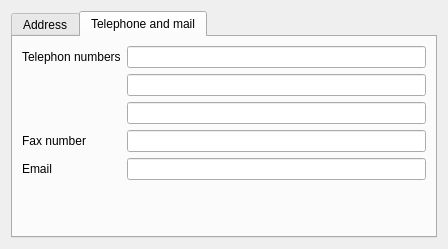
This is plugins/usermanagerplugin/widgets/userwizardcontactwidget.ui in FreeHealth/freehealth as Qt 5 draws it before an edit. The edited form follows.
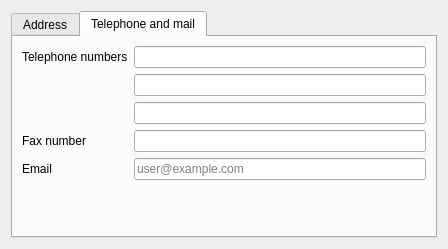
This is the edited form. Custom widgets are drawn as their Qt base class.

Commit message: named labels, buddies

```diff
--- a/plugins/usermanagerplugin/widgets/userwizardcontactwidget.ui
+++ b/plugins/usermanagerplugin/widgets/userwizardcontactwidget.ui
@@ -13,8 +13,8 @@
   <property name="windowTitle">
    <string>Form</string>
   </property>
-  <layout class="QGridLayout" name="gridLayout">
-   <item row="0" column="0">
+  <layout class="QVBoxLayout" name="verticalLayout">
+   <item>
     <widget class="QTabWidget" name="tabWidget">
      <property name="currentIndex">
       <number>1</number>
@@ -71,10 +71,16 @@
        <string>Telephone and mail</string>
       </attribute>
       <layout class="QFormLayout" name="formLayout_2">
+       <property name="fieldGrowthPolicy">
+        <enum>QFormLayout::AllNonFixedFieldsGrow</enum>
+       </property>
        <item row="0" column="0">
         <widget class="QLabel" name="label_5">
          <property name="text">
-          <string>Telephon numbers</string>
+          <string>Telephone numbers</string>
+         </property>
+         <property name="buddy">
+          <cstring>tel1</cstring>
          </property>
         </widget>
        </item>
@@ -105,7 +111,11 @@
         </widget>
        </item>
        <item row="4" column="1">
-        <widget class="QLineEdit" name="mail"/>
+        <widget class="QLineEdit" name="mail">
+         <property name="placeholderText">
+          <string>user@example.com</string>
+         </property>
+        </widget>
        </item>
       </layout>
      </widget>
```
Left out of the diff: 24 changed lines with no effect on the pictures.
